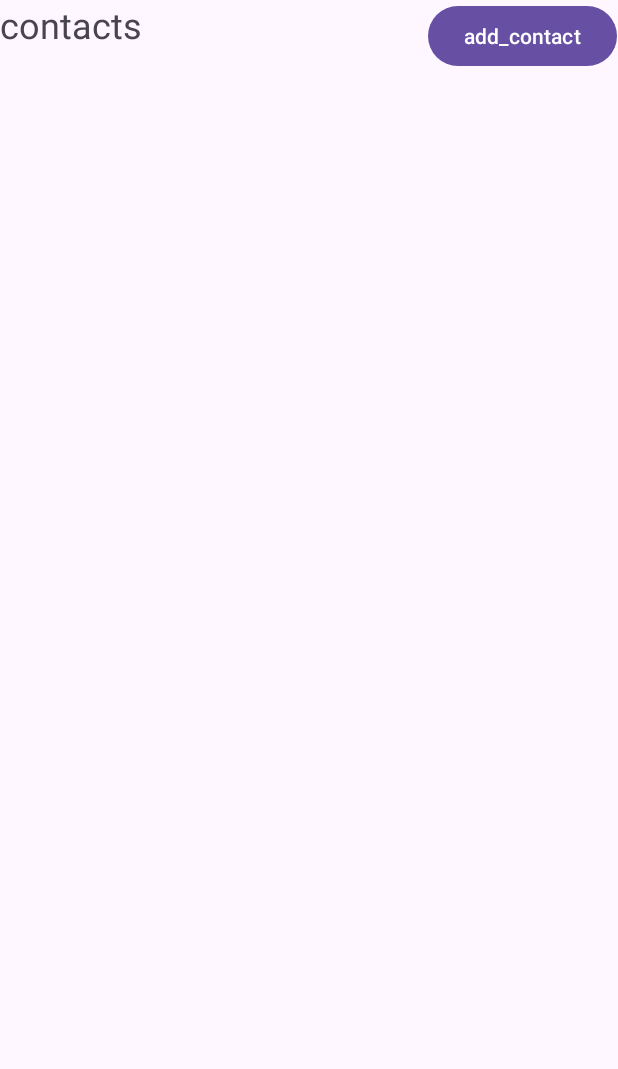
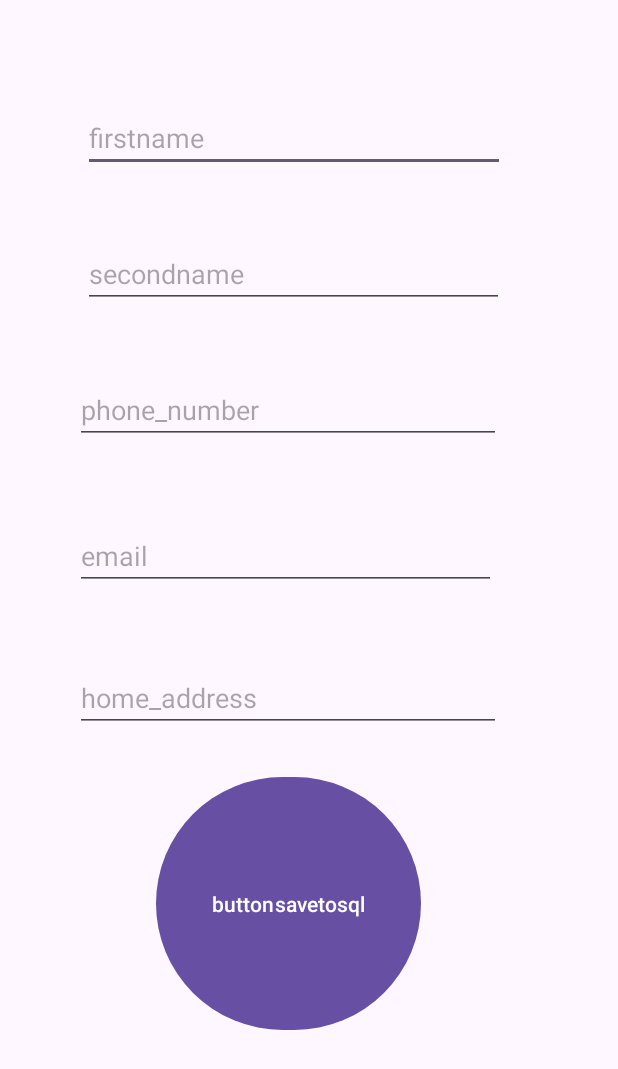
Before and after one commit to AsadAnalyst/App-Development, an Android app: the SQLiteMainActivity screen opened directly, with no data from a screen before it, after a tap on "add_contact", on a phone screen of 412 x 824 dp. Shown: the top 1069 px of the screen. Run offline under Robolectric (Android 15) with nearby library versions, the phone set to English and light mode, and no system bars; 2 statements that could not run were skipped.

```diff
--- a/app/src/main/java/com/example/appdevelopment/SQLiteExample/NewContactActivity.java
+++ b/app/src/main/java/com/example/appdevelopment/SQLiteExample/NewContactActivity.java
@@ -1,6 +1,9 @@
 package com.example.appdevelopment.SQLiteExample;
 
+import android.content.Intent;
 import android.os.Bundle;
+import android.view.View;
+import android.widget.EditText;
 
 import androidx.activity.EdgeToEdge;
 import androidx.appcompat.app.AppCompatActivity;
@@ -10,17 +13,41 @@ import androidx.core.view.WindowInsetsCompat;
 
 import com.example.appdevelopment.R;
 
+import java.util.HashMap;
+
 public class NewContactActivity extends AppCompatActivity {
+
+    EditText firstName,secondName,phoneNumber,emailAddress,homeAddress;
 
     @Override
     protected void onCreate(Bundle savedInstanceState) {
         super.onCreate(savedInstanceState);
         EdgeToEdge.enable(this);
         setContentView(R.layout.activity_new_contact);
+        firstName=findViewById(R.id.edtfirstname);
+        secondName=findViewById(R.id.edtsecondname);
+        phoneNumber=findViewById(R.id.edtphonenumber);
+        emailAddress=findViewById(R.id.edtemail);
+        homeAddress=findViewById(R.id.edthomeaddress);
         ViewCompat.setOnApplyWindowInsetsListener(findViewById(R.id.main), (v, insets) -> {
             Insets systemBars = insets.getInsets(WindowInsetsCompat.Type.systemBars());
             v.setPadding(systemBars.left, systemBars.top, systemBars.right, systemBars.bottom);
             return insets;
         });
     }
+
+    public void AddTodatabase(View view) {
+        HashMap<String,String> contact=new HashMap<String,String>();
+        contact.put("firstName",firstName.getText().toString());
+        contact.put("secondName",secondName.getText().toString());
+        contact.put("phoneNumber",phoneNumber.getText().toString());
+        contact.put("emailAddress",emailAddress.getText().toString());
+        contact.put("homeAddress",homeAddress.getText().toString());
+
+        DBQueries dbQueries=new DBQueries(getApplicationContext());
+        dbQueries.Insert(contact);
+
+        Intent intent=new Intent(this, SQLiteMainActivity.class);
+        startActivity(intent);
+    }
 }
--- a/app/src/main/java/com/example/appdevelopment/SQLiteExample/SQLiteMainActivity.java
+++ b/app/src/main/java/com/example/appdevelopment/SQLiteExample/SQLiteMainActivity.java
@@ -1,6 +1,10 @@
 package com.example.appdevelopment.SQLiteExample;
 
+import android.content.Intent;
 import android.os.Bundle;
+import android.view.View;
+import android.widget.ListView;
+import android.widget.SimpleAdapter;
 
 import androidx.activity.EdgeToEdge;
 import androidx.appcompat.app.AppCompatActivity;
@@ -10,17 +14,36 @@ import androidx.core.view.WindowInsetsCompat;
 
 import com.example.appdevelopment.R;
 
+import java.util.ArrayList;
+import java.util.HashMap;
+
 public class SQLiteMainActivity extends AppCompatActivity {
+
+    ListView listView;
+    DBQueries dbQueries;
 
     @Override
     protected void onCreate(Bundle savedInstanceState) {
         super.onCreate(savedInstanceState);
         EdgeToEdge.enable(this);
         setContentView(R.layout.activity_sqlite_main);
+        listView=findViewById(R.id.lstmaincontactlist);
+        dbQueries=new DBQueries(getApplicationContext());
+
+        ArrayList<HashMap<String,String>> allContacts= dbQueries.getAllContacts();
+        SimpleAdapter adapter=new SimpleAdapter(this,allContacts, R.layout.allcontactslayout, new String[] {
+                "_id","firstName","secondName" },new int []{R.id.textViewID,R.id.textViewFirstName,R.id.textViewLastName});
+        listView.setAdapter(adapter);
+
         ViewCompat.setOnApplyWindowInsetsListener(findViewById(R.id.main), (v, insets) -> {
             Insets systemBars = insets.getInsets(WindowInsetsCompat.Type.systemBars());
             v.setPadding(systemBars.left, systemBars.top, systemBars.right, systemBars.bottom);
             return insets;
         });
     }
+
+    public void AddContact(View view) {
+        Intent intent=new Intent(this, NewContactActivity.class);
+        startActivity(intent);
+    }
 }
--- a/app/src/main/res/layout/activity_new_contact.xml
+++ b/app/src/main/res/layout/activity_new_contact.xml
@@ -84,6 +84,7 @@
         android:layout_width="176dp"
         android:layout_height="87dp"
         android:layout_below="@+id/edthomeaddress"
+        android:onClick="AddTodatabase"
         android:layout_alignParentStart="true"
         android:layout_alignParentEnd="true"
         android:layout_alignParentBottom="true"
```
Also changed, not shown: app/src/main/java/com/example/appdevelopment/SQLiteExample/DBQueries.java (added, +95 -0 lines), app/src/main/res/layout/allcontactslayout.xml (added, +22 -0 lines).
